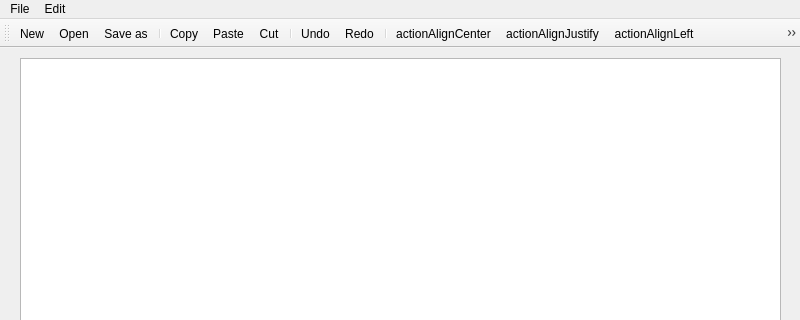
Before: the Qt Designer form forms/mainwindow.ui in AlexisSonolet/WriteScreener, drawn with Qt 5; both pictures show x 0 to 800 and y 0 to 320 of the 800 by 600 pixel window.
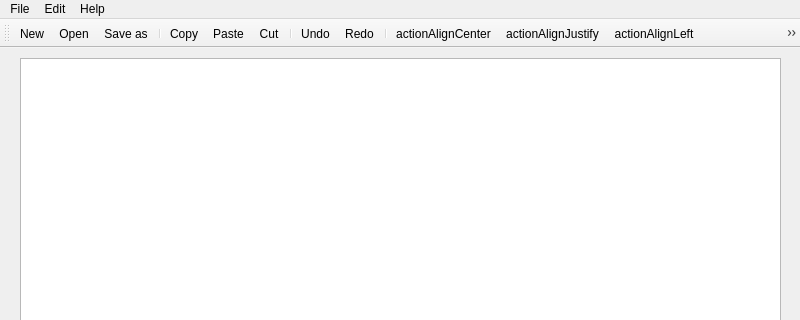
After: the same form once the commit is applied. Icons and pictures are not drawn.

The edit to the form file:
```diff
--- a/forms/mainwindow.ui
+++ b/forms/mainwindow.ui
@@ -78,8 +78,15 @@
     <addaction name="actionUndo"/>
     <addaction name="actionRedo"/>
    </widget>
+   <widget class="QMenu" name="menuHelp">
+    <property name="title">
+     <string>Help</string>
+    </property>
+    <addaction name="actionAbout"/>
+   </widget>
    <addaction name="menuFile"/>
    <addaction name="menuEdit"/>
+   <addaction name="menuHelp"/>
   </widget>
   <widget class="QStatusBar" name="statusbar"/>
   <widget class="QToolBar" name="toolBar">
```
Left out of the diff: 11 changed lines with no effect on the pictures.
